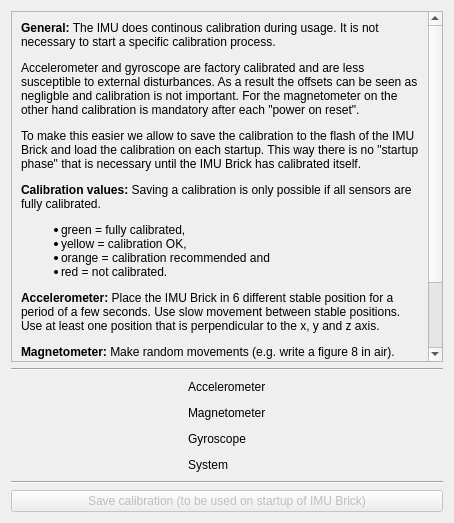
Above: src/brickv/plugin_system/plugins/imu_v2/ui/calibration.ui from Tinkerforge/brickv before the change. Below: the same form after it.
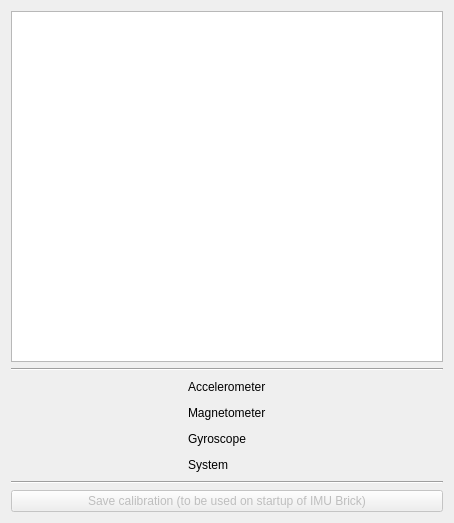
That is the form after the change.

Commit message:
imu-v2: Convert the calibration window to a QDialog
Using a non-model QDialog results in proper window system behavior
out-of-the-box, instead of hacking something with a QFrame and flags.

Also switch from a QLabel to QTextBrowser for nicer help text display.
Move help text from .ui to .py, so the QtDesigner text editor cannot
fiddle with the HTML.

What changed in the file:
```diff
--- a/src/brickv/plugin_system/plugins/imu_v2/ui/calibration.ui
+++ b/src/brickv/plugin_system/plugins/imu_v2/ui/calibration.ui
@@ -1,10 +1,7 @@
 <?xml version="1.0" encoding="UTF-8"?>
 <ui version="4.0">
- <class>calibration</class>
- <widget class="QWidget" name="calibration">
-  <property name="windowModality">
-   <enum>Qt::NonModal</enum>
-  </property>
+ <class>Calibration</class>
+ <widget class="QDialog" name="Calibration">
   <property name="geometry">
    <rect>
     <x>0</x>
@@ -176,41 +173,14 @@
       </widget>
      </item>
      <item row="0" column="0" colspan="3">
-      <widget class="QScrollArea" name="scrollArea">
-       <property name="widgetResizable">
-        <bool>true</bool>
+      <widget class="QTextBrowser" name="text_browser">
+       <property name="html">
+        <string>&lt;!DOCTYPE HTML PUBLIC &quot;-//W3C//DTD HTML 4.0//EN&quot; &quot;http://www.w3.org/TR/REC-html40/strict.dtd&quot;&gt;
+&lt;html&gt;&lt;head&gt;&lt;meta name=&quot;qrichtext&quot; content=&quot;1&quot; /&gt;&lt;style type=&quot;text/css&quot;&gt;
+p, li { white-space: pre-wrap; }
+&lt;/style&gt;&lt;/head&gt;&lt;body style=&quot; font-family:'Ubuntu'; font-size:11pt; font-weight:400; font-style:normal;&quot;&gt;
+&lt;p style=&quot;-qt-paragraph-type:empty; margin-top:0px; margin-bottom:0px; margin-left:0px; margin-right:0px; -qt-block-indent:0; text-indent:0px;&quot;&gt;&lt;/p&gt;&lt;/body&gt;&lt;/html&gt;</string>
        </property>
-       <widget class="QWidget" name="scrollAreaWidgetContents_2">
-        <property name="geometry">
-         <rect>
-          <x>0</x>
-          <y>0</y>
-          <width>414</width>
-          <height>556</height>
-         </rect>
-        </property>
-        <layout class="QVBoxLayout" name="verticalLayout_3">
-         <item>
-          <widget class="QLabel" name="label_10">
-           <property name="maximumSize">
-            <size>
-             <width>400</width>
-             <height>16777215</height>
-            </size>
-           </property>
-           <property name="text">
-            <string>&lt;html&gt;&lt;head/&gt;&lt;body&gt;&lt;p&gt;&lt;span style=&quot; font-weight:600;&quot;&gt;General:&lt;/span&gt; The IMU does continous calibration during usage. It is not necessary to start a specific calibration process.&lt;/p&gt;&lt;p&gt;Accelerometer and gyroscope are factory calibrated and are less susceptible to external disturbances. As a result the offsets can be seen as negligble and calibration is not important. For the magnetometer on the other hand calibration is mandatory after each &amp;quot;power on reset&amp;quot;. &lt;/p&gt;&lt;p&gt;To make this easier we allow to save the calibration to the flash of the IMU Brick and load the calibration on each startup. This way there is no &amp;quot;startup phase&amp;quot; that is necessary until the IMU Brick has calibrated itself.&lt;/p&gt;&lt;p&gt;&lt;span style=&quot; font-weight:600;&quot;&gt;Calibration values:&lt;/span&gt; Saving a calibration is only possible if all sensors are fully calibrated.&lt;/p&gt;&lt;ul style=&quot;margin-top: 0px; margin-bottom: 0px; margin-left: 0px; margin-right: 0px; -qt-list-indent: 1;&quot;&gt;&lt;li style=&quot; margin-top:12px; margin-bottom:0px; margin-left:0px; margin-right:0px; -qt-block-indent:0; text-indent:0px;&quot;&gt;green = fully calibrated,&lt;/li&gt;&lt;li style=&quot; margin-top:0px; margin-bottom:0px; margin-left:0px; margin-right:0px; -qt-block-indent:0; text-indent:0px;&quot;&gt;yellow = calibration OK,&lt;/li&gt;&lt;li style=&quot; margin-top:0px; margin-bottom:0px; margin-left:0px; margin-right:0px; -qt-block-indent:0; text-indent:0px;&quot;&gt;orange = calibration recommended and&lt;/li&gt;&lt;li style=&quot; margin-top:0px; margin-bottom:12px; margin-left:0px; margin-right:0px; -qt-block-indent:0; text-indent:0px;&quot;&gt;red = not calibrated.&lt;/li&gt;&lt;/ul&gt;&lt;p&gt;&lt;span style=&quot; font-weight:600;&quot;&gt;Accelerometer:&lt;/span&gt; Place the IMU Brick in 6 different stable position for a period of a few seconds. Use slow movement between stable positions. Use at least one position that is perpendicular to the x, y and z axis.&lt;/p&gt;&lt;p&gt;&lt;span style=&quot; font-weight:600;&quot;&gt;Magnetometer:&lt;/span&gt; Make random movements (e.g. write a figure 8 in air).&lt;/p&gt;&lt;p&gt;&lt;span style=&quot; font-weight:600;&quot;&gt;Gyroscope:&lt;/span&gt; Place the IMU Brick in a single stable position for a period of several seconds.&lt;/p&gt;&lt;p&gt;&lt;span style=&quot; font-weight:600;&quot;&gt;System:&lt;/span&gt; Wait for the system to stabilize. Use only small movements during stabilization.&lt;/p&gt;&lt;/body&gt;&lt;/html&gt;</string>
-           </property>
-           <property name="scaledContents">
-            <bool>true</bool>
-           </property>
-           <property name="wordWrap">
-            <bool>true</bool>
-           </property>
-          </widget>
-         </item>
-        </layout>
-       </widget>
       </widget>
      </item>
     </layout>
```
Left out of the diff: 2 changed lines with no effect on the pictures. The commit also changes 1 other file.
